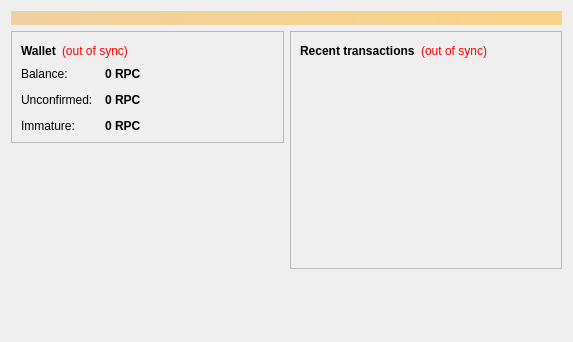
This is src/qt/forms/overviewpage.ui in micryon/GPUcoin as Qt 5 draws it before an edit. The edited form follows.
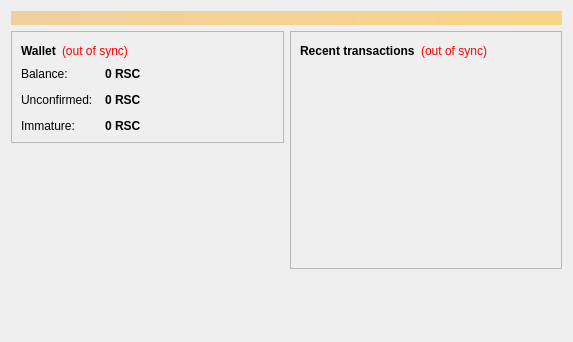
This is the edited form.

The edit to the form file:
```diff
--- a/src/qt/forms/overviewpage.ui
+++ b/src/qt/forms/overviewpage.ui
@@ -122,7 +122,7 @@
                <string>Your current balance</string>
               </property>
               <property name="text">
-               <string notr="true">0 RPC</string>
+               <string notr="true">0 RSC</string>
               </property>
               <property name="textInteractionFlags">
                <set>Qt::LinksAccessibleByMouse|Qt::TextSelectableByKeyboard|Qt::TextSelectableByMouse</set>
@@ -151,7 +151,7 @@
                <string>Total of transactions that have yet to be confirmed, and do not yet count toward the current balance</string>
               </property>
               <property name="text">
-               <string notr="true">0 RPC</string>
+               <string notr="true">0 RSC</string>
               </property>
               <property name="textInteractionFlags">
                <set>Qt::LinksAccessibleByMouse|Qt::TextSelectableByKeyboard|Qt::TextSelectableByMouse</set>
@@ -177,7 +177,7 @@
                <string>Mined balance that has not yet matured</string>
               </property>
               <property name="text">
-               <string notr="true">0 RPC</string>
+               <string notr="true">0 RSC</string>
               </property>
               <property name="textInteractionFlags">
                <set>Qt::LinksAccessibleByMouse|Qt::TextSelectableByKeyboard|Qt::TextSelectableByMouse</set>
```
Left out of the diff: 4 changed lines with no effect on the pictures.
